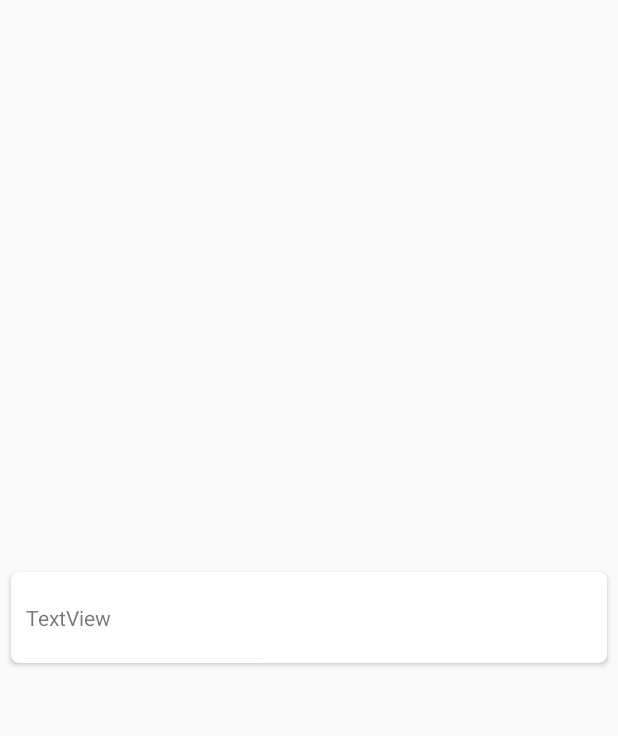
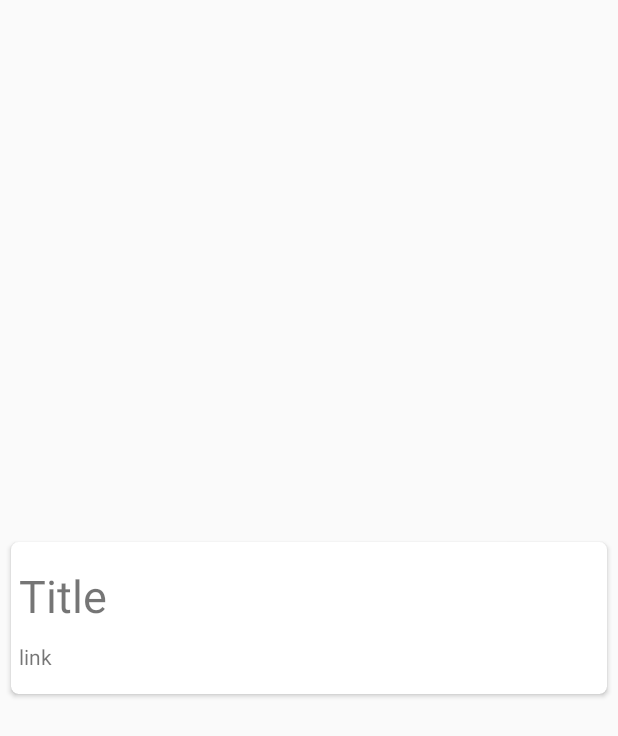
Before and after one commit to rlatmfrl24/DLM, an Android app: the layout layout_item.xml on its own in the app's theme, with its tools: preview values and no code run, on a phone screen of 412 x 824 dp. Shown: the top 736 px of the screen. Run offline under Robolectric (Android 15) with nearby library versions, the phone set to English and light mode, and no system bars.

Commit message:
1. sDLM HRM 결과 데이터 구조 변경 2. RecyclerView Item  표시 형식 변경

```diff
--- a/mDLM/app/src/main/res/layout/layout_item.xml
+++ b/mDLM/app/src/main/res/layout/layout_item.xml
@@ -8,7 +8,7 @@
 
     <android.support.v7.widget.CardView
         android:layout_width="match_parent"
-        android:layout_height="70dp"
+        android:layout_height="wrap_content"
         android:layout_margin="3dp"
         android:foreground="?attr/selectableItemBackground"
         android:foregroundGravity="center|center_horizontal"
@@ -18,15 +18,35 @@
         app:cardUseCompatPadding="true"
         android:stateListAnimator="@animator/lift_on_touch">
 
-        <TextView
-            android:id="@+id/ItemTextView"
-            android:layout_width="wrap_content"
+        <LinearLayout
+            android:layout_width="match_parent"
             android:layout_height="match_parent"
-            android:layout_weight="1"
-            android:gravity="left|center_vertical"
-            android:padding="10dp"
-            android:singleLine="true"
-            android:text="TextView" />
+            android:orientation="vertical">
+            <TextView
+                android:id="@+id/textview_title"
+                android:layout_width="match_parent"
+                android:layout_height="match_parent"
+                android:layout_weight="1"
+                android:gravity="left|center_vertical"
+                android:layout_marginTop="10dp"
+                android:padding="5dp"
+                android:singleLine="true"
+                android:text="Title"
+                android:textSize="30dp"/>
+
+            <TextView
+                android:id="@+id/textview_link"
+                android:layout_width="match_parent"
+                android:layout_height="match_parent"
+                android:layout_weight="1"
+                android:gravity="left|center_vertical"
+                android:padding="5dp"
+                android:layout_marginBottom="10dp"
+                android:singleLine="true"
+                android:text="link" />
+        </LinearLayout>
+
+
     </android.support.v7.widget.CardView>
 
 </android.support.constraint.ConstraintLayout>
```
Also changed, not shown: mDLM/app/src/main/java/com/soulkey/mdlm/MainActivity.java (+21 -26 lines), mDLM/app/src/main/java/com/soulkey/mdlm/Presenter/LinkAdapter.java (+25 -10 lines), mDLM/app/src/main/java/com/soulkey/mdlm/View/PlaceholderFragment.java (+7 -6 lines), 1 other file.
